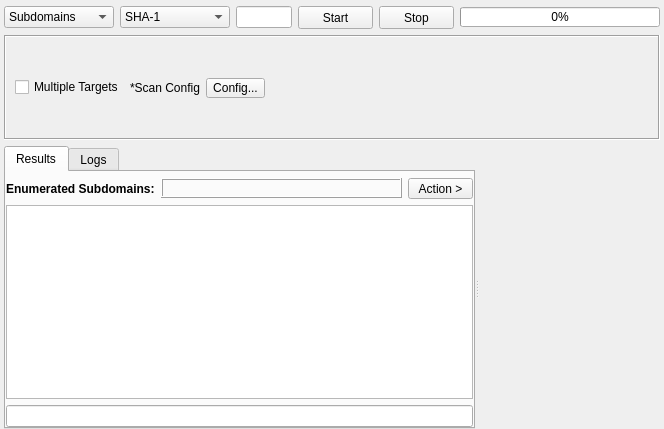
Qt form sub3suite/src/engines/ssl/Ssl.ui (3nock/OTE) before a commit.
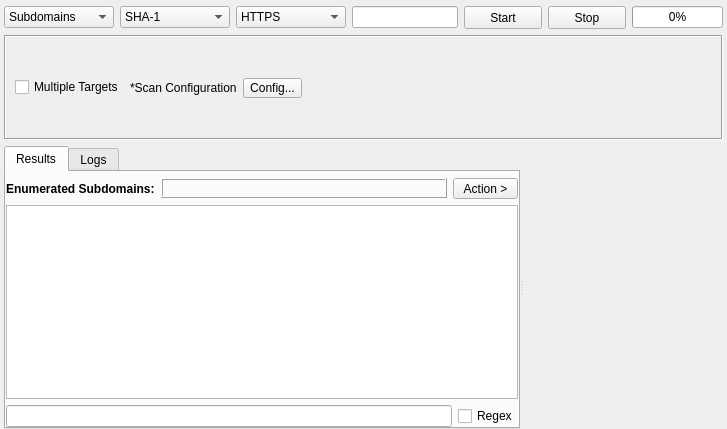
The same form after that commit. Custom widgets are drawn as their Qt base class.

The edit to the form file:
```diff
--- a/sub3suite/src/engines/ssl/Ssl.ui
+++ b/sub3suite/src/engines/ssl/Ssl.ui
@@ -6,7 +6,7 @@
    <rect>
     <x>0</x>
     <y>0</y>
-    <width>664</width>
+    <width>727</width>
     <height>429</height>
    </rect>
   </property>
@@ -55,7 +55,7 @@
        </item>
        <item>
         <property name="text">
-         <string>Cert Fingerprints</string>
+         <string>Cert Hash</string>
         </property>
        </item>
        <item>
@@ -83,9 +83,34 @@
          <string>SHA-256</string>
         </property>
        </item>
+      </widget>
+     </item>
+     <item>
+      <widget class="QComboBox" name="comboBoxProtocal">
+       <property name="minimumSize">
+        <size>
+         <width>110</width>
+         <height>21</height>
+        </size>
+       </property>
        <item>
         <property name="text">
-         <string>Serial No:</string>
+         <string>HTTPS</string>
+        </property>
+       </item>
+       <item>
+        <property name="text">
+         <string>FTP</string>
+        </property>
+       </item>
+       <item>
+        <property name="text">
+         <string>FTPs</string>
+        </property>
+       </item>
+       <item>
+        <property name="text">
+         <string>SSH</string>
         </property>
        </item>
       </widget>
@@ -141,14 +166,14 @@
       <widget class="QProgressBar" name="progressBar">
        <property name="minimumSize">
         <size>
-         <width>200</width>
-         <height>20</height>
+         <width>0</width>
+         <height>0</height>
         </size>
        </property>
        <property name="maximumSize">
         <size>
-         <width>200</width>
-         <height>20</height>
+         <width>16777215</width>
+         <height>16777215</height>
         </size>
        </property>
        <property name="styleSheet">
@@ -192,7 +217,7 @@
       <item>
        <widget class="QLabel" name="label">
         <property name="text">
-         <string>*Scan Config</string>
+         <string>*Scan Configuration</string>
         </property>
        </widget>
       </item>
@@ -426,6 +451,13 @@
              <item>
               <widget class="QLineEdit" name="lineEditFilter"/>
              </item>
+             <item>
+              <widget class="QCheckBox" name="checkBoxRegex">
+               <property name="text">
+                <string>Regex</string>
+               </property>
+              </widget>
+             </item>
             </layout>
            </item>
           </layout>
```
